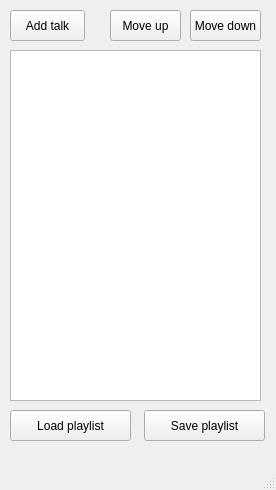
crossroadchurch/bert, file bert_ui.ui: the form before one commit.
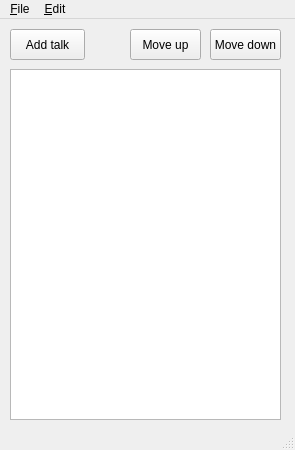
The form after the commit.

Commit message: Playlist item editing

Diff of the .ui file:
```diff
--- a/bert_ui.ui
+++ b/bert_ui.ui
@@ -6,50 +6,14 @@
    <rect>
     <x>0</x>
     <y>0</y>
-    <width>276</width>
-    <height>490</height>
+    <width>295</width>
+    <height>450</height>
    </rect>
   </property>
   <property name="windowTitle">
    <string>Bert - [New playlist]</string>
   </property>
   <widget class="QWidget" name="centralwidget">
-   <widget class="QListWidget" name="playlistList">
-    <property name="geometry">
-     <rect>
-      <x>10</x>
-      <y>50</y>
-      <width>251</width>
-      <height>351</height>
-     </rect>
-    </property>
-   </widget>
-   <widget class="QPushButton" name="savePlaylistButton">
-    <property name="geometry">
-     <rect>
-      <x>144</x>
-      <y>410</y>
-      <width>121</width>
-      <height>31</height>
-     </rect>
-    </property>
-    <property name="text">
-     <string>Save playlist</string>
-    </property>
-   </widget>
-   <widget class="QPushButton" name="loadPlaylistButton">
-    <property name="geometry">
-     <rect>
-      <x>10</x>
-      <y>410</y>
-      <width>121</width>
-      <height>31</height>
-     </rect>
-    </property>
-    <property name="text">
-     <string>Load playlist</string>
-    </property>
-   </widget>
    <widget class="QPushButton" name="addTalkButton">
     <property name="geometry">
      <rect>
@@ -66,7 +30,7 @@
    <widget class="QPushButton" name="moveTalkUpButton">
     <property name="geometry">
      <rect>
-      <x>110</x>
+      <x>130</x>
       <y>10</y>
       <width>71</width>
       <height>31</height>
@@ -79,7 +43,7 @@
    <widget class="QPushButton" name="moveTalkDownButton">
     <property name="geometry">
      <rect>
-      <x>190</x>
+      <x>210</x>
       <y>10</y>
       <width>71</width>
       <height>31</height>
@@ -89,16 +53,55 @@
      <string>Move down</string>
     </property>
    </widget>
+   <widget class="QListWidget" name="playlistList">
+    <property name="geometry">
+     <rect>
+      <x>10</x>
+      <y>50</y>
+      <width>271</width>
+      <height>351</height>
+     </rect>
+    </property>
+    <property name="sizePolicy">
+     <sizepolicy hsizetype="Fixed" vsizetype="Expanding">
+      <horstretch>0</horstretch>
+      <verstretch>0</verstretch>
+     </sizepolicy>
+    </property>
+   </widget>
   </widget>
   <widget class="QMenuBar" name="menubar">
    <property name="geometry">
     <rect>
      <x>0</x>
      <y>0</y>
-     <width>276</width>
+     <width>295</width>
      <height>21</height>
     </rect>
    </property>
+   <widget class="QMenu" name="menuFile">
+    <property name="title">
+     <string>&amp;File</string>
+    </property>
+    <addaction name="actionNew_playlist"/>
+    <addaction name="actionOpen_playlist"/>
+    <addaction name="actionSave_playlist"/>
+    <addaction name="actionSave_playlist_as"/>
+    <addaction name="separator"/>
+    <addaction name="actionExit"/>
+   </widget>
+   <widget class="QMenu" name="menuEdit">
+    <property name="title">
+     <string>&amp;Edit</string>
+    </property>
+    <addaction name="actionAdd_talk"/>
+    <addaction name="actionEdit_talk"/>
+    <addaction name="separator"/>
+    <addaction name="actionMove_talk_up"/>
+    <addaction name="actionMove_talk_down"/>
+   </widget>
+   <addaction name="menuFile"/>
+   <addaction name="menuEdit"/>
   </widget>
   <widget class="QStatusBar" name="statusbar"/>
  </widget>
```
Left out of the diff: 66 changed lines with no effect on the pictures. The commit also changes 9 other files.
